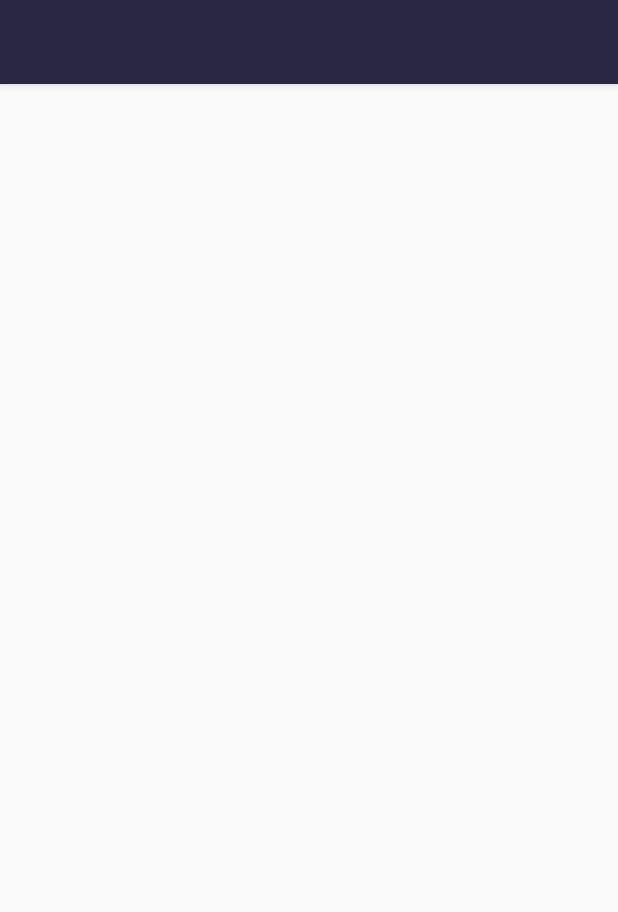
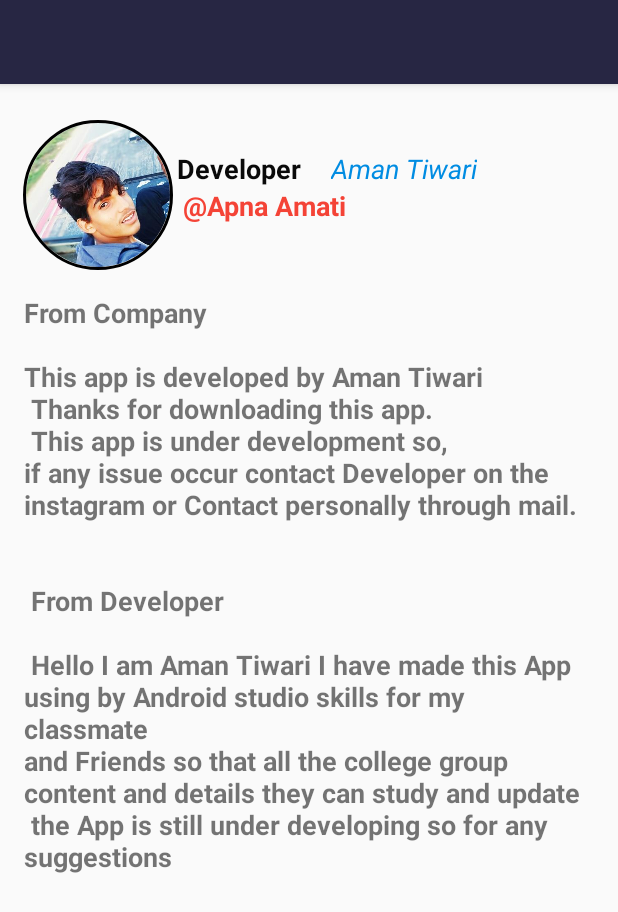
Before and after one commit to aman7056/Apna_College, an Android app: the Devloper screen opened directly, with no data from a screen before it, on a phone screen of 412 x 824 dp. Shown: the top 912 px of the screen. Run offline under Robolectric (Android 15) with nearby library versions, the phone set to English and light mode, and no system bars; our stand-ins replace CircleImageView.

Commit message:
90% completed

```diff
--- a/app/build.gradle
+++ b/app/build.gradle
@@ -35,5 +35,6 @@ dependencies {
     implementation 'com.google.android.material:material:1.1.0'
     implementation "com.github.parse-community.Parse-SDK-Android:parse:1.24.1"
     implementation 'com.github.mjn1369:prettydialog:1.0.4'
+    implementation 'de.hdodenhof:circleimageview:3.1.0'
 
 }
--- a/app/src/main/java/com/amati/apnacollege/Lecture.java
+++ b/app/src/main/java/com/amati/apnacollege/Lecture.java
@@ -71,6 +71,7 @@ public class Lecture extends AppCompatActivity {
             @Override
             public void onItemClick(AdapterView<?> parent, View view, int position, long id) {
                 ParseQuery<ParseObject> parseQuery1 = new ParseQuery<ParseObject>("Lecture");
+                parseQuery1.whereEqualTo("topic", arrayList.get(position));
                 parseQuery1.getFirstInBackground(new GetCallback<ParseObject>() {
                     @Override
                     public void done(final ParseObject object, ParseException e) {
--- a/app/src/main/res/layout/activity_devloper.xml
+++ b/app/src/main/res/layout/activity_devloper.xml
@@ -20,4 +20,86 @@
 
     </com.google.android.material.appbar.AppBarLayout>
 
+    <de.hdodenhof.circleimageview.CircleImageView
+        android:id="@+id/image"
+        android:layout_width="100dp"
+        android:layout_height="100dp"
+        android:layout_marginTop="24dp"
+        android:src="@drawable/icon1"
+        app:civ_border_color="#FF000000"
+        app:civ_border_width="2dp"
+        app:layout_constraintEnd_toEndOf="parent"
+        app:layout_constraintHorizontal_bias="0.05"
+        app:layout_constraintStart_toStartOf="parent"
+        app:layout_constraintTop_toBottomOf="@+id/appBar" />
+
+    <TextView
+        android:id="@+id/textView8"
+        android:layout_width="wrap_content"
+        android:layout_height="wrap_content"
+        android:layout_marginStart="8dp"
+        android:layout_marginTop="44dp"
+        android:layout_marginEnd="7dp"
+        android:text="Developer "
+        android:textColor="#090909"
+        android:textSize="18sp"
+        android:textStyle="bold"
+        app:layout_constraintEnd_toStartOf="@+id/textView9"
+        app:layout_constraintStart_toEndOf="@+id/image"
+        app:layout_constraintTop_toBottomOf="@+id/appBar" />
+
+    <TextView
+        android:id="@+id/textView9"
+        android:layout_width="wrap_content"
+        android:layout_height="wrap_content"
+        android:layout_marginStart="8dp"
+        android:layout_marginTop="44dp"
+        android:layout_marginEnd="99dp"
+        android:lineSpacingExtra="18sp"
+        android:text="Aman Tiwari"
+        android:textColor="@color/colorthree"
+        android:textSize="18sp"
+        android:textStyle="italic"
+        app:layout_constraintEnd_toEndOf="parent"
+        app:layout_constraintStart_toEndOf="@+id/textView8"
+        app:layout_constraintTop_toBottomOf="@+id/appBar" />
+
+    <TextView
+        android:id="@+id/textView10"
+        android:layout_width="wrap_content"
+        android:layout_height="wrap_content"
+        android:layout_marginStart="20dp"
+        android:layout_marginEnd="195dp"
+        android:text="@Apna Amati"
+        android:textColor="#F44336"
+        android:textSize="18sp"
+        android:textStyle="bold"
+        app:layout_constraintEnd_toEndOf="parent"
+        app:layout_constraintStart_toEndOf="@+id/image"
+        app:layout_constraintTop_toBottomOf="@+id/textView8" />
+
+    <TextView
+        android:id="@+id/textView11"
+        android:layout_width="0dp"
+        android:layout_height="wrap_content"
+        android:layout_marginStart="16dp"
+        android:layout_marginTop="16dp"
+        android:layout_marginEnd="16dp"
+        android:text="From Company
+        \n\nThis app is developed by Aman Tiwari
+        \n Thanks for downloading this app.
+        \n This app is under development so,
+        \nif any issue occur contact Developer on the instagram or Contact personally through mail.
+        \n \n \n From Developer\n
+        \n Hello I am Aman Tiwari I have made this App
+        \nusing by Android studio skills for my classmate
+        \nand Friends so that all the college group \ncontent and details they can study and update
+        \n the App is still under developing so for any suggestions"
+        android:textSize="18sp"
+        android:textStyle="bold"
+        app:layout_constraintEnd_toEndOf="parent"
+        app:layout_constraintStart_toStartOf="parent"
+        app:layout_constraintTop_toBottomOf="@+id/image" />
+
+
 </androidx.constraintlayout.widget.ConstraintLayout>
--- a/app/src/main/res/layout/activity_lecture.xml
+++ b/app/src/main/res/layout/activity_lecture.xml
@@ -23,9 +23,9 @@
     <ListView
         android:id="@+id/listView"
         android:layout_width="0dp"
-        android:layout_height="0dp"
+        android:layout_height="fill_parent"
         android:layout_marginStart="16dp"
-        android:layout_marginTop="8dp"
+        android:layout_marginTop="56dp"
         android:layout_marginEnd="16dp"
         android:layout_marginBottom="8dp"
         app:layout_constraintBottom_toBottomOf="parent"
```
Also changed, not shown: app/src/main/res/drawable-hdpi/icon1.jpg (added), app/src/main/res/drawable-ldpi/icon1.jpg (added), app/src/main/res/drawable-mdpi/icon1.jpg (added), app/src/main/res/drawable-xhdpi/icon1.jpg (added), app/src/main/res/drawable-xxhdpi/icon1.jpg (added), app/src/main/res/drawable-xxxhdpi/icon1.jpg (added).
